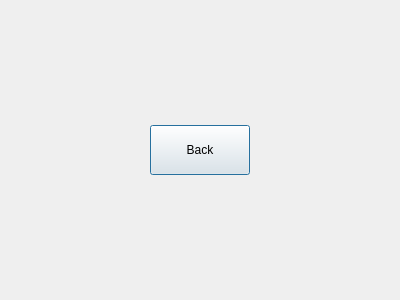
First picture: the form in helpdialog.ui, repository lmnp/TexasHoldemManager, before the edit.
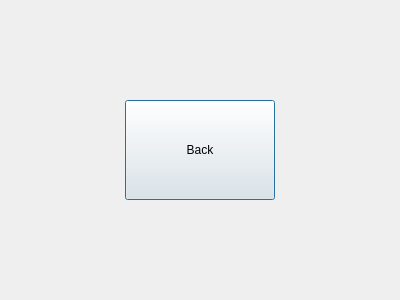
Second picture: the form after the edit.

Commit message: Made buttons look nicer

Patch:
```diff
--- a/helpdialog.ui
+++ b/helpdialog.ui
@@ -17,15 +17,21 @@
    <item>
     <widget class="QPushButton" name="pb_back">
      <property name="sizePolicy">
-      <sizepolicy hsizetype="Expanding" vsizetype="Fixed">
+      <sizepolicy hsizetype="Fixed" vsizetype="Fixed">
        <horstretch>0</horstretch>
        <verstretch>0</verstretch>
       </sizepolicy>
      </property>
+     <property name="minimumSize">
+      <size>
+       <width>150</width>
+       <height>100</height>
+      </size>
+     </property>
      <property name="maximumSize">
       <size>
-       <width>100</width>
-       <height>50</height>
+       <width>150</width>
+       <height>100</height>
       </size>
      </property>
      <property name="layoutDirection">
```
The commit also changes 3 other files.
